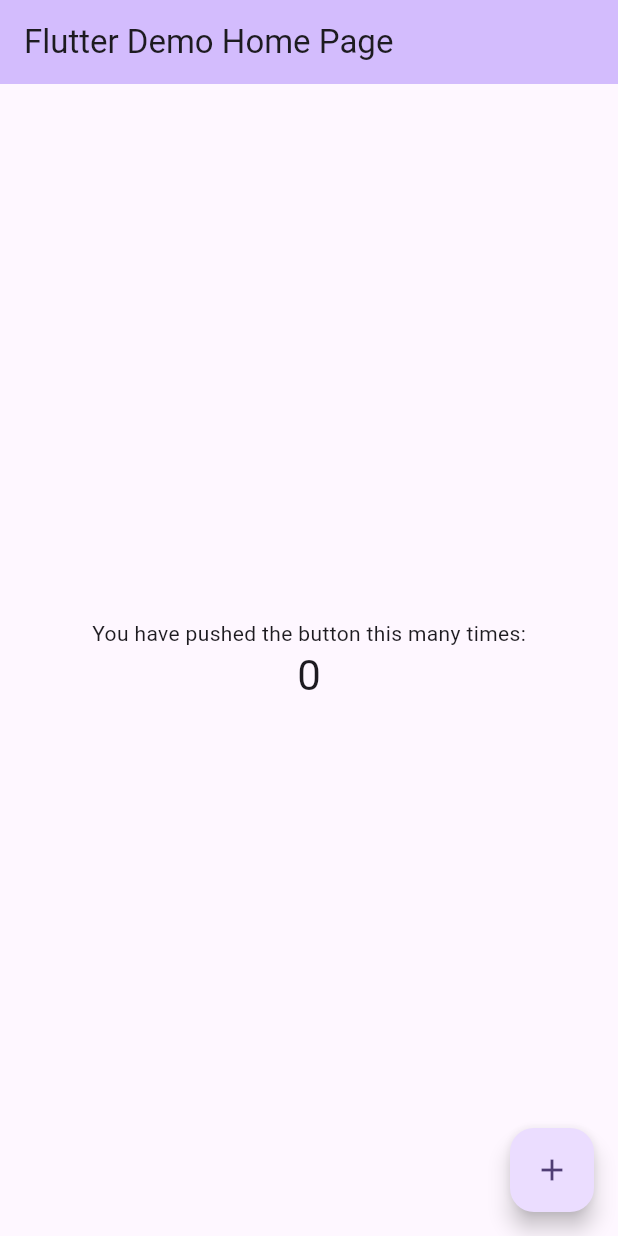
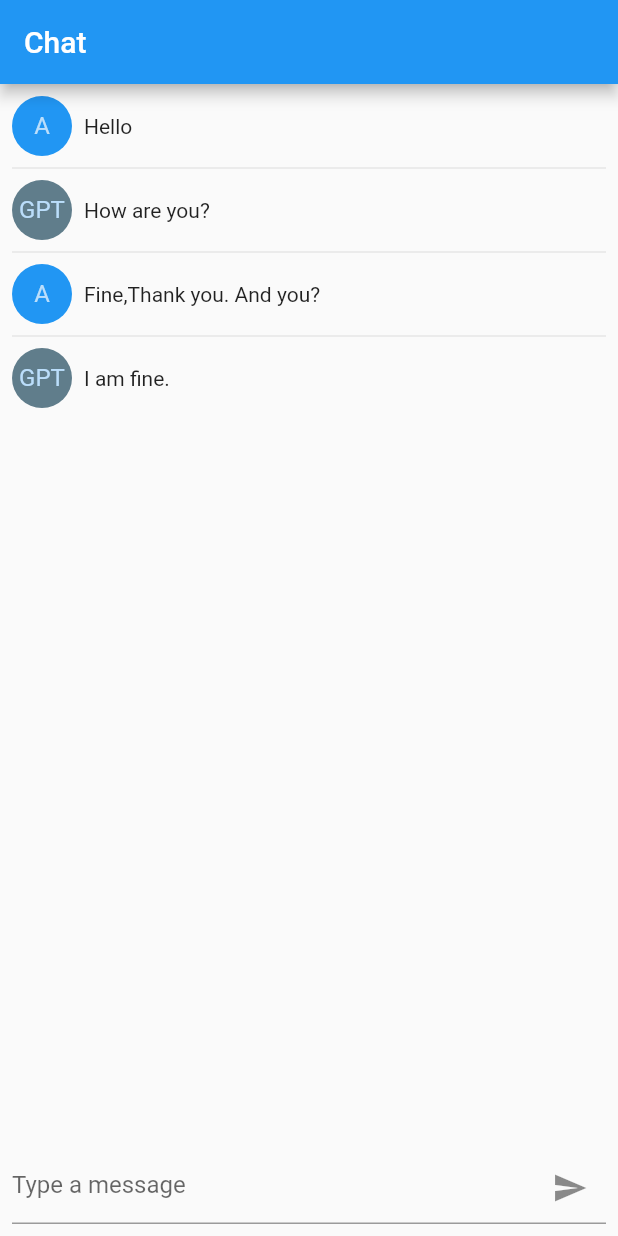
Before and after one commit to ted001/Flutter_ChatGPT, a Flutter app: the screen it shows after launch, on a phone screen of 412 x 824 dp. Run offline on Flutter 3.47's test engine with Material 2 defaults, Android fonts, the phone set to English and light mode, and no system bars.

Commit message:
Create a chat interface

```diff
--- a/lib/main.dart
+++ b/lib/main.dart
@@ -1,3 +1,4 @@
+import 'package:chatgpt/widgets/chat_screen.dart';
 import 'package:flutter/material.dart';
 
 void main() {
@@ -11,115 +12,11 @@ class MyApp extends StatelessWidget {
   @override
   Widget build(BuildContext context) {
     return MaterialApp(
-      title: 'Flutter Demo',
+      title: 'ChatGPT',
       theme: ThemeData(
-        // This is the theme of your application.
-        //
-        // TRY THIS: Try running your application with "flutter run". You'll see
-        // the application has a blue toolbar. Then, without quitting the app,
-        // try changing the seedColor in the colorScheme below to Colors.green
-        // and then invoke "hot reload" (save your changes or press the "hot
-        // reload" button in a Flutter-supported IDE, or press "r" if you used
-        // the command line to start the app).
-        //
-        // Notice that the counter didn't reset back to zero; the application
-        // state is not lost during the reload. To reset the state, use hot
-        // restart instead.
-        //
-        // This works for code too, not just values: Most code changes can be
-        // tested with just a hot reload.
-        colorScheme: ColorScheme.fromSeed(seedColor: Colors.deepPurple),
-        useMaterial3: true,
+        primarySwatch: Colors.blue,
       ),
-      home: const MyHomePage(title: 'Flutter Demo Home Page'),
+      home: ChatScreen(),
     );
   }
 }
-
-class MyHomePage extends StatefulWidget {
-  const MyHomePage({super.key, required this.title});
-
-  // This widget is the home page of your application. It is stateful, meaning
-  // that it has a State object (defined below) that contains fields that affect
-  // how it looks.
-
-  // This class is the configuration for the state. It holds the values (in this
-  // case the title) provided by the parent (in this case the App widget) and
-  // used by the build method of the State. Fields in a Widget subclass are
-  // always marked "final".
-
-  final String title;
-
-  @override
-  State<MyHomePage> createState() => _MyHomePageState();
-}
-
-class _MyHomePageState extends State<MyHomePage> {
-  int _counter = 0;
-
-  void _incrementCounter() {
-    setState(() {
-      // This call to setState tells the Flutter framework that something has
-      // changed in this State, which causes it to rerun the build method below
-      // so that the display can reflect the updated values. If we changed
-      // _counter without calling setState(), then the build method would not be
-      // called again, and so nothing would appear to happen.
-      _counter++;
-    });
-  }
-
-  @override
-  Widget build(BuildContext context) {
-    // This method is rerun every time setState is called, for instance as done
-    // by the _incrementCounter method above.
-    //
-    // The Flutter framework has been optimized to make rerunning build methods
-    // fast, so that you can just rebuild anything that needs updating rather
-    // than having to individually change instances of widgets.
-    return Scaffold(
-      appBar: AppBar(
-        // TRY THIS: Try changing the color here to a specific color (to
-        // Colors.amber, perhaps?) and trigger a hot reload to see the AppBar
-        // change color while the other colors stay the same.
-        backgroundColor: Theme.of(context).colorScheme.inversePrimary,
-        // Here we take the value from the MyHomePage object that was created by
-        // the App.build method, and use it to set our appbar title.
-        title: Text(widget.title),
-      ),
-      body: Center(
-        // Center is a layout widget. It takes a single child and positions it
-        // in the middle of the parent.
-        child: Column(
-          // Column is also a layout widget. It takes a list of children and
-          // arranges them vertically. By default, it sizes itself to fit its
-          // children horizontally, and tries to be as tall as its parent.
-          //
-          // Column has various properties to control how it sizes itself and
-          // how it positions its children. Here we use mainAxisAlignment to
-          // center the children vertically; the main axis here is the vertical
-          // axis because Columns are vertical (the cross axis would be
-          // horizontal).
-          //
-          // TRY THIS: Invoke "debug painting" (choose the "Toggle Debug Paint"
-          // action in the IDE, or press "p" in the console), to see the
-          // wireframe for each widget.
-          mainAxisAlignment: MainAxisAlignment.center,
-          children: <Widget>[
-            const Text(
-              'You have pushed the button this many times:',
-            ),
-            Text(
-              '$_counter',
-              style: Theme.of(context).textTheme.headlineMedium,
-            ),
-          ],
-        ),
-      ),
-      floatingActionButton: FloatingActionButton(
-        onPressed: _incrementCounter,
-        tooltip: 'Increment',
-        child: const Icon(Icons.add),
-      ), // This trailing comma makes auto-formatting nicer for build methods.
-    );
-  }
-}
--- /dev/null
+++ b/lib/models/message.dart
@@ -0,0 +1,20 @@
+class Message {
+  final String content;
+  final bool isUser;
+  final DateTime timestamp;
+
+  Message(
+      {required this.content, required this.isUser, required this.timestamp});
+
+  Map<String, dynamic> toJson() => {
+        'content': content,
+        'isUser': isUser,
+        'timestamp': timestamp.toIso8601String(),
+      };
+
+  factory Message.fromJson(Map<String, dynamic> json) => Message(
+        content: json['content'],
+        isUser: json['isUser'],
+        timestamp: DateTime.parse(json['timestamp']),
+      );
+}
--- /dev/null
+++ b/lib/widgets/chat_screen.dart
@@ -0,0 +1,96 @@
+import 'package:chatgpt/models/message.dart';
+import 'package:flutter/material.dart';
+
+class ChatScreen extends StatelessWidget {
+  ChatScreen({super.key});
+
+  final List<Message> messages = [
+    Message(content: "Hello", isUser: true, timestamp: DateTime.now()),
+    Message(content: "How are you?", isUser: false, timestamp: DateTime.now()),
+    Message(
+        content: "Fine,Thank you. And you?",
+        isUser: true,
+        timestamp: DateTime.now()),
+    Message(content: "I am fine.", isUser: false, timestamp: DateTime.now()),
+  ];
+  final _textController = TextEditingController();
+  @override
+  Widget build(BuildContext context) {
+    return Scaffold(
+      appBar: AppBar(
+        title: const Text('Chat'),
+      ),
+      body: Padding(
+        padding: const EdgeInsets.all(8.0),
+        child: Column(
+          children: [
+            Expanded(
+              // 聊天消息列表
+              child: ListView.separated(
+                itemBuilder: (context, index) {
+                  return MessageItem(message: messages[index]);
+                },
+                itemCount: messages.length, // 消息数量
+                separatorBuilder: (context, index) => const Divider(
+                  // 分割线
+                  height: 16,
+                ),
+              ),
+            ),
+            // 输入框
+            TextField(
+              controller: _textController,
+              decoration: InputDecoration(
+                  hintText: 'Type a message', // 显示在输入框内的提示文字
+                  suffixIcon: IconButton(
+                    onPressed: () {
+                      // 这里处理发送事件
+                      if (_textController.text.isNotEmpty) {
+                        _sendMessage(_textController.text);
+                      }
+                    },
+                    icon: const Icon(
+                      Icons.send,
+                    ),
+                  )),
+            ),
+          ],
+        ),
+      ),
+    );
+  }
+
+  _sendMessage(String content) {
+    final message =
+        Message(content: content, isUser: true, timestamp: DateTime.now());
+    messages.add(message);
+    _textController.clear();
+  }
+}
+
+class MessageItem extends StatelessWidget {
+  const MessageItem({
+    super.key,
+    required this.message,
+  });
+
+  final Message message;
+
+  @override
+  Widget build(BuildContext context) {
+    return Row(
+      children: [
+        CircleAvatar(
+          backgroundColor: message.isUser ? Colors.blue : Colors.blueGrey,
+          child: Text(
+            message.isUser ? 'A' : 'GPT',
+          ),
+        ),
+        const SizedBox(
+          width: 8,
+        ),
+        Text(message.content),
+      ],
+    );
+  }
+}
--- a/pubspec.yaml
+++ b/pubspec.yaml
@@ -1,4 +1,4 @@
-name: fluter_chatgpt
+name: chatgpt
 description: A new Flutter project.
 # The following line prevents the package from being accidentally published to
 # pub.dev using `flutter pub publish`. This is preferred for private packages.
@@ -19,7 +19,7 @@ publish_to: 'none' # Remove this line if you wish to publish to pub.dev
 version: 1.0.0+1
 
 environment:
-  sdk: '>=3.0.3 <4.0.0'
+  sdk: '>=2.19.6 <3.0.0'
 
 # Dependencies specify other packages that your package needs in order to work.
 # To automatically upgrade your package dependencies to the latest versions
```
Also changed, not shown: pubspec.lock.
